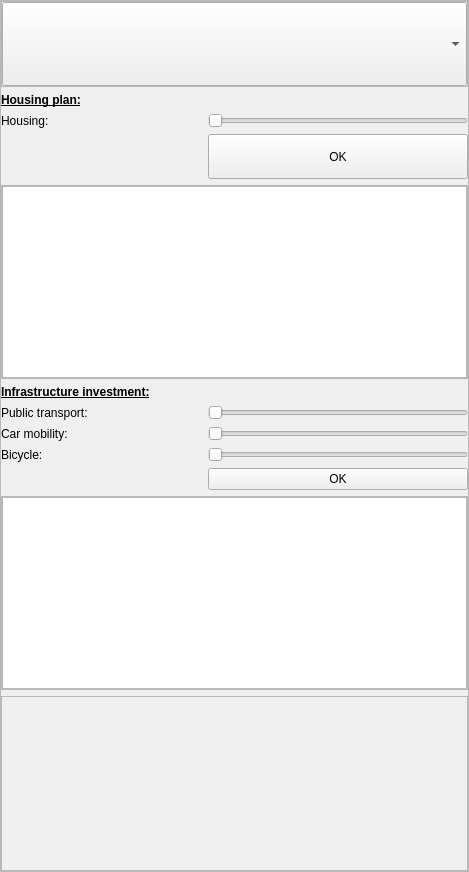
First picture: the form in PlanningTool_dockwidget_base.ui, repository rapha411/PlanningTool, before the edit.
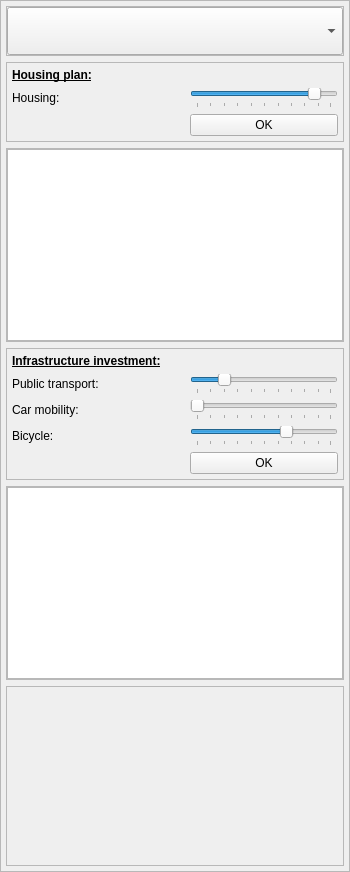
Second picture: the form after the edit.

Commit message: GUI sizing policies done

Patch:
```diff
--- a/PlanningTool_dockwidget_base.ui
+++ b/PlanningTool_dockwidget_base.ui
@@ -6,7 +6,7 @@
    <rect>
     <x>0</x>
     <y>0</y>
-    <width>469</width>
+    <width>350</width>
     <height>872</height>
    </rect>
   </property>
@@ -18,7 +18,7 @@
   </property>
   <property name="minimumSize">
    <size>
-    <width>469</width>
+    <width>320</width>
     <height>872</height>
    </size>
   </property>
@@ -76,16 +76,16 @@
       </property>
       <layout class="QVBoxLayout" name="verticalLayout_5">
        <property name="leftMargin">
-        <number>0</number>
+        <number>5</number>
        </property>
        <property name="topMargin">
-        <number>0</number>
+        <number>5</number>
        </property>
        <property name="rightMargin">
-        <number>0</number>
+        <number>5</number>
        </property>
        <property name="bottomMargin">
-        <number>0</number>
+        <number>5</number>
        </property>
        <item>
         <layout class="QVBoxLayout" name="verticalLayout">
@@ -124,27 +124,96 @@
           </widget>
          </item>
          <item>
-          <layout class="QGridLayout" name="housingGrid">
-           <item row="0" column="1">
-            <widget class="QLabel" name="housingLabel">
+          <widget class="QFrame" name="housingFrame">
              <property name="sizePolicy">
               <sizepolicy hsizetype="Preferred" vsizetype="Preferred">
                <horstretch>0</horstretch>
                <verstretch>0</verstretch>
               </sizepolicy>
              </property>
-             <property name="text">
-              <string/>
-             </property>
-            </widget>
-           </item>
+           <property name="minimumSize">
+            <size>
+             <width>0</width>
+             <height>0</height>
+            </size>
+           </property>
+           <property name="maximumSize">
+            <size>
+             <width>16777215</width>
+             <height>16777215</height>
+            </size>
+           </property>
+           <property name="frameShape">
+            <enum>QFrame::StyledPanel</enum>
+           </property>
+           <property name="frameShadow">
+            <enum>QFrame::Raised</enum>
+           </property>
+           <layout class="QVBoxLayout" name="verticalLayout_8">
+            <property name="leftMargin">
+             <number>5</number>
+            </property>
+            <property name="topMargin">
+             <number>5</number>
+            </property>
+            <property name="rightMargin">
+             <number>5</number>
+            </property>
+            <property name="bottomMargin">
+             <number>5</number>
+            </property>
+            <item>
+             <layout class="QGridLayout" name="gridLayout_4">
            <item row="0" column="0">
             <widget class="QLabel" name="label_16">
+                <property name="sizePolicy">
+                 <sizepolicy hsizetype="Fixed" vsizetype="Preferred">
+                  <horstretch>0</horstretch>
+                  <verstretch>0</verstretch>
+                 </sizepolicy>
+                </property>
+                <property name="minimumSize">
+                 <size>
+                  <width>172</width>
+                  <height>0</height>
+                 </size>
+                </property>
+                <property name="maximumSize">
+                 <size>
+                  <width>172</width>
+                  <height>16777215</height>
+                 </size>
+                </property>
              <property name="text">
               <string>&lt;html&gt;&lt;head/&gt;&lt;body&gt;&lt;p&gt;&lt;span style=&quot; font-weight:600; text-decoration: underline;&quot;&gt;Housing plan:&lt;/span&gt;&lt;/p&gt;&lt;/body&gt;&lt;/html&gt;</string>
              </property>
             </widget>
            </item>
+              <item row="1" column="1">
+               <widget class="QSlider" name="horizontalSlider">
+                <property name="sizePolicy">
+                 <sizepolicy hsizetype="Preferred" vsizetype="Preferred">
+                  <horstretch>0</horstretch>
+                  <verstretch>0</verstretch>
+                 </sizepolicy>
+                </property>
+                <property name="minimumSize">
+                 <size>
+                  <width>0</width>
+                  <height>0</height>
+                 </size>
+                </property>
+                <property name="value">
+                 <number>87</number>
+                </property>
+                <property name="orientation">
+                 <enum>Qt::Horizontal</enum>
+                </property>
+                <property name="tickPosition">
+                 <enum>QSlider::TicksBelow</enum>
+                </property>
+               </widget>
+              </item>
            <item row="1" column="0">
             <widget class="QLabel" name="label_14">
              <property name="sizePolicy">
@@ -158,6 +227,19 @@
              </property>
             </widget>
            </item>
+              <item row="0" column="1">
+               <widget class="QLabel" name="housingLabel">
+                <property name="sizePolicy">
+                 <sizepolicy hsizetype="Preferred" vsizetype="Preferred">
+                  <horstretch>0</horstretch>
+                  <verstretch>0</verstretch>
+                 </sizepolicy>
+                </property>
+                <property name="text">
+                 <string/>
+                </property>
+               </widget>
+              </item>
            <item row="2" column="1">
             <widget class="QPushButton" name="okHousing">
              <property name="sizePolicy">
@@ -168,7 +250,7 @@
              </property>
              <property name="minimumSize">
               <size>
-               <width>260</width>
+                  <width>0</width>
                <height>0</height>
               </size>
              </property>
@@ -177,26 +259,10 @@
              </property>
             </widget>
            </item>
-           <item row="1" column="1">
-            <widget class="QSlider" name="horizontalSlider">
-             <property name="sizePolicy">
-              <sizepolicy hsizetype="Preferred" vsizetype="Preferred">
-               <horstretch>0</horstretch>
-               <verstretch>0</verstretch>
-              </sizepolicy>
-             </property>
-             <property name="minimumSize">
-              <size>
-               <width>0</width>
-               <height>0</height>
-              </size>
-             </property>
-             <property name="orientation">
-              <enum>Qt::Horizontal</enum>
-             </property>
-            </widget>
-           </item>
-          </layout>
+             </layout>
+            </item>
+           </layout>
+          </widget>
          </item>
          <item>
           <widget class="QFrame" name="housingTableFrame">
@@ -230,7 +296,7 @@
               <property name="minimumSize">
                <size>
                 <width>0</width>
-                <height>95</height>
+                <height>150</height>
                </size>
               </property>
              </widget>
@@ -239,26 +305,34 @@
           </widget>
          </item>
          <item>
-          <layout class="QGridLayout" name="infraGrid">
-           <item row="4" column="1">
-            <widget class="QPushButton" name="okInfrastructure">
-             <property name="sizePolicy">
-              <sizepolicy hsizetype="Preferred" vsizetype="MinimumExpanding">
-               <horstretch>0</horstretch>
-               <verstretch>0</verstretch>
-              </sizepolicy>
-             </property>
+          <widget class="QFrame" name="infraFrame">
              <property name="minimumSize">
               <size>
-               <width>260</width>
+             <width>0</width>
                <height>0</height>
               </size>
              </property>
-             <property name="text">
-              <string>OK</string>
-             </property>
-            </widget>
-           </item>
+           <property name="frameShape">
+            <enum>QFrame::StyledPanel</enum>
+           </property>
+           <property name="frameShadow">
+            <enum>QFrame::Raised</enum>
+           </property>
+           <layout class="QVBoxLayout" name="verticalLayout_7">
+            <property name="leftMargin">
+             <number>5</number>
+            </property>
+            <property name="topMargin">
+             <number>5</number>
+            </property>
+            <property name="rightMargin">
+             <number>5</number>
+            </property>
+            <property name="bottomMargin">
+             <number>5</number>
+            </property>
+            <item>
+             <layout class="QGridLayout" name="gridLayout_3">
            <item row="3" column="1">
             <widget class="QSlider" name="horizontalSlider_4">
              <property name="sizePolicy">
@@ -267,8 +341,74 @@
                <verstretch>0</verstretch>
               </sizepolicy>
              </property>
+                <property name="value">
+                 <number>66</number>
+                </property>
              <property name="orientation">
               <enum>Qt::Horizontal</enum>
+                </property>
+                <property name="tickPosition">
+                 <enum>QSlider::TicksBelow</enum>
+                </property>
+               </widget>
+              </item>
+              <item row="0" column="0">
+               <widget class="QLabel" name="label_7">
+                <property name="sizePolicy">
+                 <sizepolicy hsizetype="Fixed" vsizetype="Preferred">
+                  <horstretch>0</horstretch>
+                  <verstretch>0</verstretch>
+                 </sizepolicy>
+                </property>
+                <property name="minimumSize">
+                 <size>
+                  <width>172</width>
+                  <height>0</height>
+                 </size>
+                </property>
+                <property name="maximumSize">
+                 <size>
+                  <width>172</width>
+                  <height>16777215</height>
+                 </size>
+                </property>
+                <property name="text">
+                 <string>&lt;html&gt;&lt;head/&gt;&lt;body&gt;&lt;p&gt;&lt;span style=&quot; font-weight:600; text-decoration: underline;&quot;&gt;Infrastructure investment:&lt;/span&gt;&lt;/p&gt;&lt;/body&gt;&lt;/html&gt;</string>
+                </property>
+               </widget>
+              </item>
+              <item row="1" column="1">
+               <widget class="QSlider" name="horizontalSlider_2">
+                <property name="sizePolicy">
+                 <sizepolicy hsizetype="Preferred" vsizetype="Preferred">
+                  <horstretch>0</horstretch>
+                  <verstretch>0</verstretch>
+                 </sizepolicy>
+                </property>
+                <property name="mouseTracking">
+                 <bool>true</bool>
+                </property>
+                <property name="value">
+                 <number>20</number>
+                </property>
+                <property name="orientation">
+                 <enum>Qt::Horizontal</enum>
+                </property>
+                <property name="tickPosition">
+                 <enum>QSlider::TicksBelow</enum>
+                </property>
+               </widget>
+              </item>
+              <item row="0" column="1">
+               <widget class="QLabel" name="infraLabel">
+                <property name="sizePolicy">
+                 <sizepolicy hsizetype="Preferred" vsizetype="Preferred">
+                  <horstretch>0</horstretch>
+                  <verstretch>0</verstretch>
+                 </sizepolicy>
+                </property>
+                <property name="text">
+                 <string/>
              </property>
             </widget>
            </item>
@@ -283,6 +423,16 @@
              <property name="orientation">
               <enum>Qt::Horizontal</enum>
              </property>
+                <property name="tickPosition">
+                 <enum>QSlider::TicksBelow</enum>
+                </property>
+               </widget>
+              </item>
+              <item row="1" column="0">
+               <widget class="QLabel" name="label_10">
+                <property name="text">
+                 <string>Public transport:</string>
+                </property>
             </widget>
            </item>
            <item row="3" column="0">
@@ -299,50 +449,29 @@
              </property>
             </widget>
            </item>
-           <item row="1" column="1">
-            <widget class="QSlider" name="horizontalSlider_2">
+              <item row="4" column="1">
+               <widget class="QPushButton" name="okInfrastructure">
              <property name="sizePolicy">
-              <sizepolicy hsizetype="Preferred" vsizetype="Preferred">
+                 <sizepolicy hsizetype="Preferred" vsizetype="MinimumExpanding">
                <horstretch>0</horstretch>
                <verstretch>0</verstretch>
               </sizepolicy>
              </property>
-             <property name="mouseTracking">
-              <bool>true</bool>
-             </property>
-             <property name="orientation">
-              <enum>Qt::Horizontal</enum>
-             </property>
-            </widget>
-           </item>
-           <item row="0" column="1">
-            <widget class="QLabel" name="infraLabel">
-             <property name="sizePolicy">
-              <sizepolicy hsizetype="Preferred" vsizetype="Preferred">
-               <horstretch>0</horstretch>
-               <verstretch>0</verstretch>
-              </sizepolicy>
-             </property>
+                <property name="minimumSize">
+                 <size>
+                  <width>0</width>
+                  <height>0</height>
+                 </size>
+                </property>
              <property name="text">
-              <string/>
+                 <string>OK</string>
              </property>
             </widget>
            </item>
-           <item row="1" column="0">
-            <widget class="QLabel" name="label_10">
-             <property name="text">
-              <string>Public transport:</string>
-             </property>
-            </widget>
-           </item>
-           <item row="0" column="0">
-            <widget class="QLabel" name="label_7">
-             <property name="text">
-              <string>&lt;html&gt;&lt;head/&gt;&lt;body&gt;&lt;p&gt;&lt;span style=&quot; font-weight:600; text-decoration: underline;&quot;&gt;Infrastructure investment:&lt;/span&gt;&lt;/p&gt;&lt;/body&gt;&lt;/html&gt;</string>
-             </property>
-            </widget>
-           </item>
-          </layout>
+             </layout>
+            </item>
+           </layout>
+          </widget>
          </item>
          <item>
           <widget class="QFrame" name="infraTableFrame">
@@ -376,7 +505,7 @@
               <property name="minimumSize">
                <size>
                 <width>0</width>
-                <height>95</height>
+                <height>150</height>
                </size>
               </property>
              </widget>
@@ -387,7 +516,7 @@
          <item>
           <widget class="QFrame" name="plotFrame">
            <property name="sizePolicy">
-            <sizepolicy hsizetype="MinimumExpanding" vsizetype="MinimumExpanding">
+            <sizepolicy hsizetype="Preferred" vsizetype="Preferred">
              <horstretch>0</horstretch>
              <verstretch>0</verstretch>
             </sizepolicy>
@@ -395,7 +524,7 @@
            <property name="minimumSize">
             <size>
              <width>0</width>
-             <height>175</height>
+             <height>180</height>
             </size>
            </property>
            <property name="frameShape">
@@ -404,7 +533,7 @@
            <property name="frameShadow">
             <enum>QFrame::Raised</enum>
            </property>
-           <layout class="QGridLayout" name="gridLayout_2">
+           <layout class="QVBoxLayout" name="verticalLayout_9">
             <property name="leftMargin">
              <number>0</number>
             </property>
@@ -417,7 +546,7 @@
             <property name="bottomMargin">
              <number>0</number>
             </property>
-            <item row="0" column="0">
+            <item>
              <layout class="QVBoxLayout" name="chartView"/>
             </item>
            </layout>
```
Lines whose indentation alone changed are shown as unchanged. The commit also changes 1 other file.
